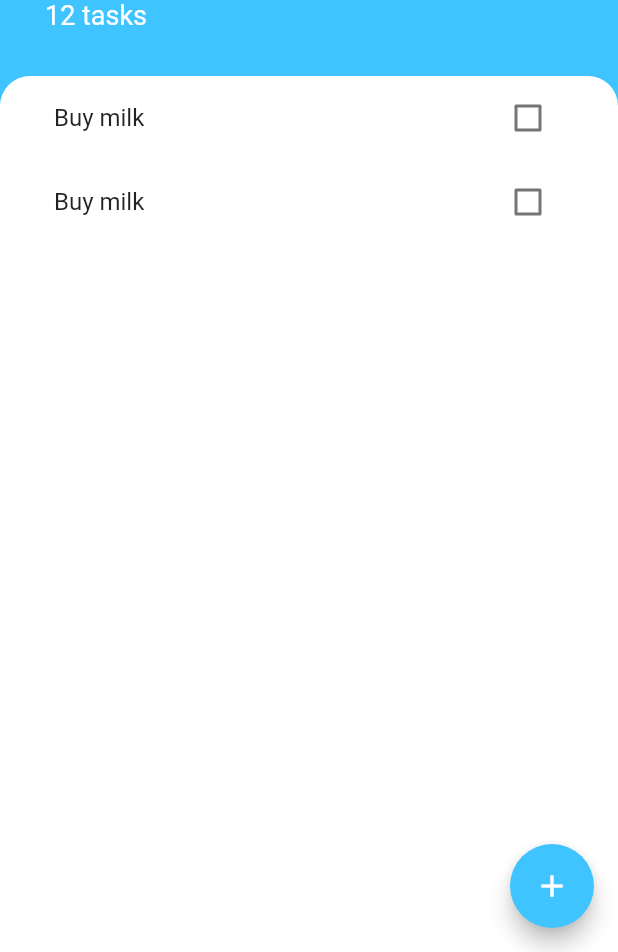
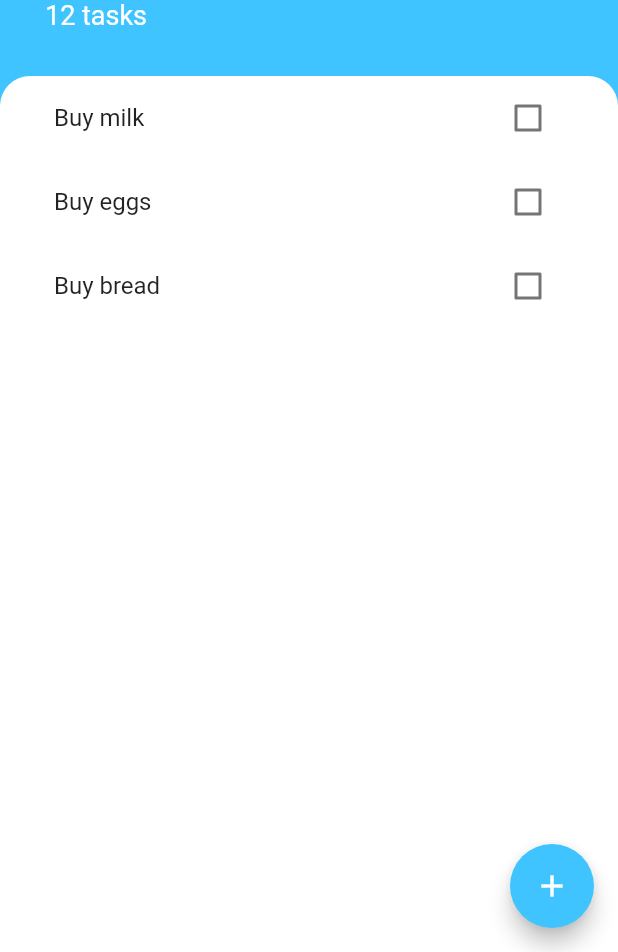
Before and after one commit to morikann/todoey-flutter, a Flutter app: the screen it shows after launch, on a phone screen of 412 x 824 dp, the part 284-1236 px from its top. Run offline on Flutter 3.47's test engine with Material 2 defaults, Android fonts, the phone set to English and light mode, and no system bars.

Commit message:
リファクタリング listviewbuilder

```diff
--- a/lib/main.dart
+++ b/lib/main.dart
@@ -11,6 +11,7 @@ class MyApp extends StatelessWidget {
   @override
   Widget build(BuildContext context) {
     return MaterialApp(
+      debugShowCheckedModeBanner: false,
       home: TasksScreen(),
     );
   }
--- /dev/null
+++ b/lib/models/task.dart
@@ -0,0 +1,10 @@
+class Task {
+  final String name;
+  bool isDone;
+
+  Task({this.name = '', this.isDone = false});
+
+  void toggleDone() {
+    isDone = !isDone;
+  }
+}
--- a/lib/widgets/task_list.dart
+++ b/lib/widgets/task_list.dart
@@ -1,14 +1,34 @@
 import 'package:flutter/material.dart';
 import 'task_tile.dart';
+import '../models/task.dart';
 
-class TasksList extends StatelessWidget {
+class TasksList extends StatefulWidget {
+  @override
+  _TasksListState createState() => _TasksListState();
+}
+
+class _TasksListState extends State<TasksList> {
+  List<Task> tasks = [
+    Task(name: 'Buy milk'),
+    Task(name: 'Buy eggs'),
+    Task(name: 'Buy bread'),
+  ];
+
   @override
   Widget build(BuildContext context) {
-    return ListView(
-      children: [
-        TaskTile(),
-        TaskTile(),
-      ],
+    return ListView.builder(
+      itemBuilder: (context, index) {
+        return TaskTile(
+          taskTitle: tasks[index].name,
+          isChecked: tasks[index].isDone,
+          checkboxCallback: (checkboxState) {
+            setState(() {
+              tasks[index].toggleDone();
+            });
+          },
+        );
+      },
+      itemCount: tasks.length,
     );
   }
 }
--- a/lib/widgets/task_tile.dart
+++ b/lib/widgets/task_tile.dart
@@ -1,13 +1,27 @@
 import 'package:flutter/material.dart';
 
 class TaskTile extends StatelessWidget {
+  final String taskTitle;
+  final bool isChecked;
+  final Function(bool?) checkboxCallback;
+
+  TaskTile(
+      {required this.taskTitle,
+      required this.isChecked,
+      required this.checkboxCallback});
+
   @override
   Widget build(BuildContext context) {
     return ListTile(
-      title: Text('Buy milk'),
+      title: Text(
+        taskTitle,
+        style: TextStyle(
+            decoration: isChecked ? TextDecoration.lineThrough : null),
+      ),
       trailing: Checkbox(
-        value: false,
-        onChanged: (bool? value) {},
+        value: isChecked,
+        activeColor: Colors.lightBlueAccent,
+        onChanged: checkboxCallback,
       ),
     );
   }
```
